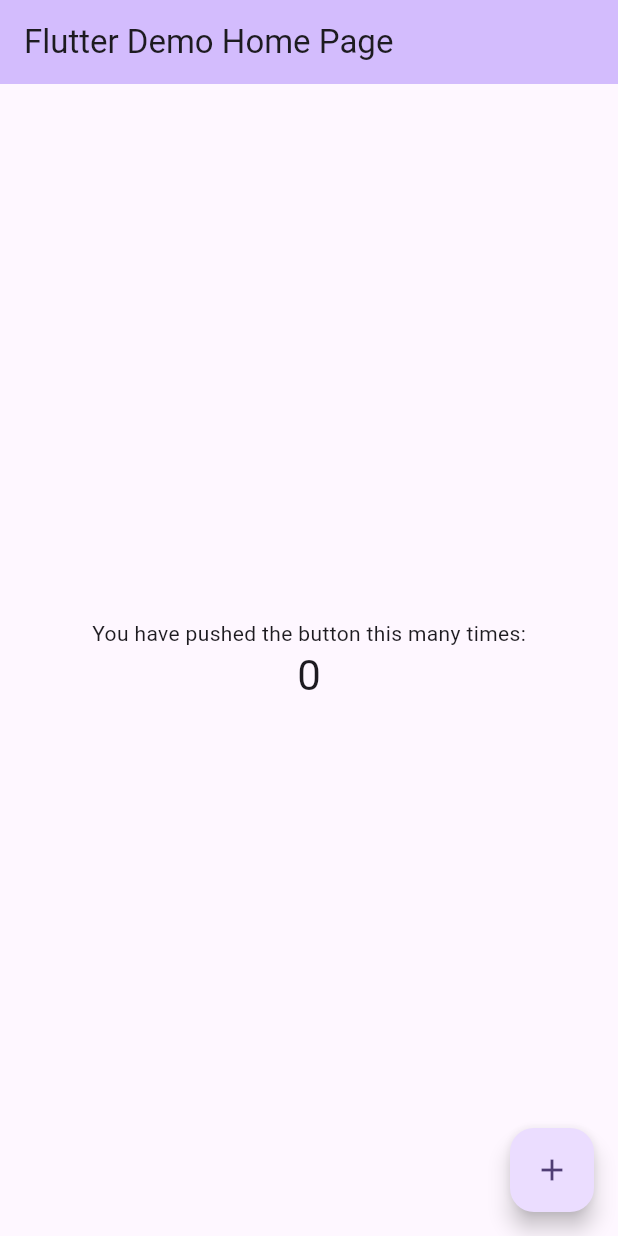
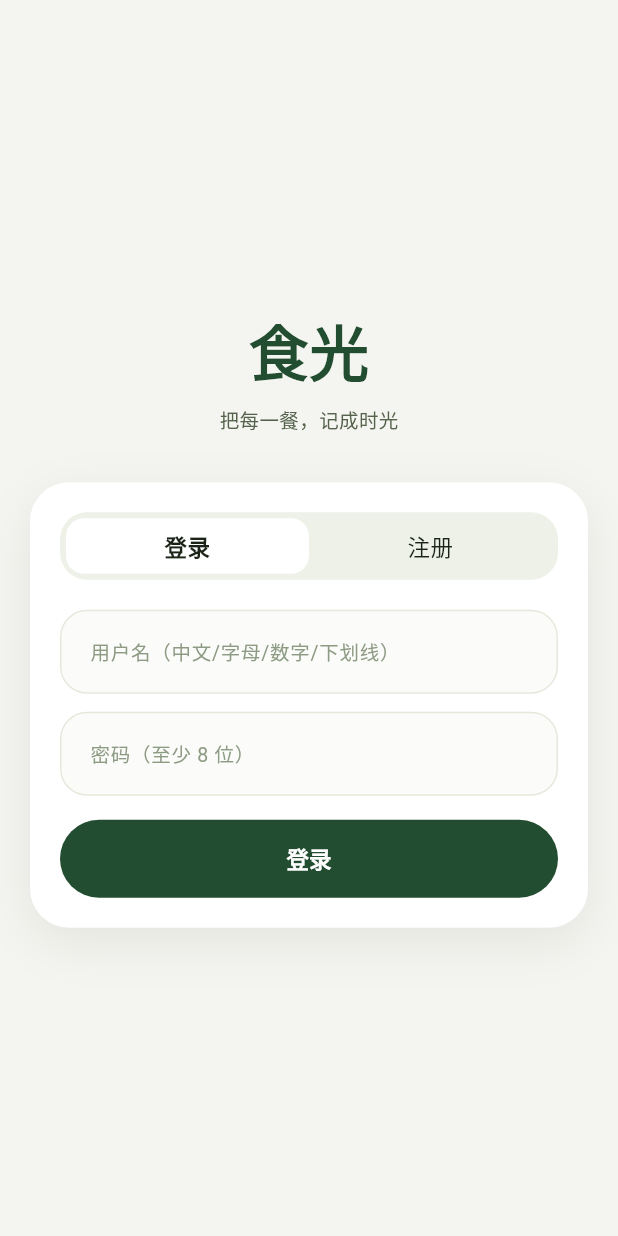
Before and after one commit to hdf-cmd/shiguang-health-diet, a Flutter app: the screen it shows after launch, on a phone screen of 412 x 824 dp. Run offline on Flutter 3.47's test engine with Material 3 defaults, Android fonts, the phone set to English and light mode, and no system bars.

Commit message:
feat: Flutter 登录页——模式切换/校验/错误行，validateAuth 供 M2 复用

```diff
--- /dev/null
+++ b/ShiguangFlutter/lib/features/auth/login_screen.dart
@@ -0,0 +1,116 @@
+// ShiguangFlutter/lib/features/auth/login_screen.dart
+import 'package:flutter/material.dart';
+import '../../app/theme.dart';
+
+/// M2 真实登录复用：返回 null 表示通过，否则为错误文案（与 H5 auth-error 行为一致）
+String? validateAuth({required bool isRegister, required String username, required String password}) {
+  if (username.trim().isEmpty) return '请输入用户名';
+  if (password.length < 8) return '密码至少 8 位';
+  return null;
+}
+
+class LoginScreen extends StatefulWidget {
+  const LoginScreen({super.key, this.onSubmit});
+  /// M2 注入真实登录；M1 为空 → 提交通过校验后弹占位 SnackBar
+  final Future<void> Function(String username, String password)? onSubmit;
+  @override
+  State<LoginScreen> createState() => _LoginScreenState();
+}
+
+class _LoginScreenState extends State<LoginScreen> {
+  bool _isRegister = false;
+  final _user = TextEditingController();
+  final _pass = TextEditingController();
+  String? _error;
+
+  Future<void> _submit() async {
+    final err = validateAuth(
+        isRegister: _isRegister, username: _user.text, password: _pass.text);
+    setState(() => _error = err);
+    if (err != null) return;
+    if (widget.onSubmit != null) {
+      await widget.onSubmit!(_user.text.trim(), _pass.text);
+    } else if (mounted) {
+      ScaffoldMessenger.of(context).showSnackBar(
+          const SnackBar(content: Text('M2 将接入真实登录')));
+    }
+  }
+
+  @override
+  Widget build(BuildContext context) {
+    return Scaffold(
+      body: SafeArea(child: Center(child: SingleChildScrollView(
+        padding: const EdgeInsets.symmetric(horizontal: Tokens.sp5),
+        child: Column(mainAxisSize: MainAxisSize.min, children: [
+          const Text('食光', style: TextStyle(
+              fontSize: 40, fontWeight: FontWeight.w800, color: Tokens.primaryDeep)),
+          const SizedBox(height: Tokens.sp2),
+          const Text('把每一餐，记成时光',
+              style: TextStyle(fontSize: Tokens.textSm, color: Tokens.ink2)),
+          const SizedBox(height: Tokens.sp8),
+          Container(
+            padding: const EdgeInsets.all(Tokens.sp5),
+            decoration: BoxDecoration(
+              color: Tokens.surface,
+              borderRadius: BorderRadius.circular(Tokens.radiusLg),
+              boxShadow: const [BoxShadow(color: Color(0x141C2418), blurRadius: 28, offset: Offset(0, 10))],
+            ),
+            child: Column(children: [
+              _modeSwitch(),
+              const SizedBox(height: Tokens.sp5),
+              TextField(
+                  controller: _user,
+                  maxLength: 28,
+                  decoration: const InputDecoration(
+                      hintText: '用户名（中文/字母/数字/下划线）', counterText: '')),
+              const SizedBox(height: Tokens.sp3),
+              TextField(
+                  controller: _pass,
+                  obscureText: true,
+                  onSubmitted: (_) => _submit(),
+                  decoration: const InputDecoration(hintText: '密码（至少 8 位）')),
+              if (_error != null)
+                Padding(
+                  padding: const EdgeInsets.only(top: Tokens.sp2),
+                  child: Text(_error!,
+                      style: const TextStyle(color: Tokens.danger, fontSize: Tokens.textSm)),
+                ),
+              const SizedBox(height: Tokens.sp4),
+              FilledButton(
+                  onPressed: _submit,
+                  child: Text(_isRegister ? '注册并进入' : '登录')),
+            ]),
+          ),
+        ]),
+      ))),
+    );
+  }
+
+  Widget _modeSwitch() {
+    return Container(
+      padding: const EdgeInsets.all(Tokens.sp1),
+      decoration: BoxDecoration(
+          color: Tokens.surfaceSoft, borderRadius: BorderRadius.circular(Tokens.radiusMd)),
+      child: Row(children: [
+        for (final (label, reg) in [('登录', false), ('注册', true)])
+          Expanded(
+            child: GestureDetector(
+              onTap: () => setState(() => _isRegister = reg),
+              child: AnimatedContainer(
+                duration: const Duration(milliseconds: 180),
+                padding: const EdgeInsets.symmetric(vertical: Tokens.sp2),
+                decoration: BoxDecoration(
+                    color: _isRegister == reg ? Tokens.surface : Colors.transparent,
+                    borderRadius: BorderRadius.circular(Tokens.radiusSm)),
+                child: Text(label,
+                    textAlign: TextAlign.center,
+                    style: TextStyle(
+                        fontWeight: _isRegister == reg ? FontWeight.w700 : FontWeight.w400,
+                        color: Tokens.ink)),
+              ),
+            ),
+          ),
+      ]),
+    );
+  }
+}
--- a/ShiguangFlutter/lib/main.dart
+++ b/ShiguangFlutter/lib/main.dart
@@ -1,122 +1,16 @@
+// ShiguangFlutter/lib/main.dart
 import 'package:flutter/material.dart';
+import 'app/theme.dart';
+import 'features/auth/login_screen.dart';
 
-void main() {
-  runApp(const MyApp());
+void main() => runApp(const ShiguangApp());
+
+class ShiguangApp extends StatelessWidget {
+  const ShiguangApp({super.key});
+  @override
+  Widget build(BuildContext context) => MaterialApp(
+        title: '食光',
+        theme: shiguangTheme(),
+        home: const LoginScreen(),
+      );
 }
-
-class MyApp extends StatelessWidget {
-  const MyApp({super.key});
-
-  // This widget is the root of your application.
-  @override
-  Widget build(BuildContext context) {
-    return MaterialApp(
-      title: 'Flutter Demo',
-      theme: ThemeData(
-        // This is the theme of your application.
-        //
-        // TRY THIS: Try running your application with "flutter run". You'll see
-        // the application has a purple toolbar. Then, without quitting the app,
-        // try changing the seedColor in the colorScheme below to Colors.green
-        // and then invoke "hot reload" (save your changes or press the "hot
-        // reload" button in a Flutter-supported IDE, or press "r" if you used
-        // the command line to start the app).
-        //
-        // Notice that the counter didn't reset back to zero; the application
-        // state is not lost during the reload. To reset the state, use hot
-        // restart instead.
-        //
-        // This works for code too, not just values: Most code changes can be
-        // tested with just a hot reload.
-        colorScheme: .fromSeed(seedColor: Colors.deepPurple),
-      ),
-      home: const MyHomePage(title: 'Flutter Demo Home Page'),
-    );
-  }
-}
-
-class MyHomePage extends StatefulWidget {
-  const MyHomePage({super.key, required this.title});
-
-  // This widget is the home page of your application. It is stateful, meaning
-  // that it has a State object (defined below) that contains fields that affect
-  // how it looks.
-
-  // This class is the configuration for the state. It holds the values (in this
-  // case the title) provided by the parent (in this case the App widget) and
-  // used by the build method of the State. Fields in a Widget subclass are
-  // always marked "final".
-
-  final String title;
-
-  @override
-  State<MyHomePage> createState() => _MyHomePageState();
-}
-
-class _MyHomePageState extends State<MyHomePage> {
-  int _counter = 0;
-
-  void _incrementCounter() {
-    setState(() {
-      // This call to setState tells the Flutter framework that something has
-      // changed in this State, which causes it to rerun the build method below
-      // so that the display can reflect the updated values. If we changed
-      // _counter without calling setState(), then the build method would not be
-      // called again, and so nothing would appear to happen.
-      _counter++;
-    });
-  }
-
-  @override
-  Widget build(BuildContext context) {
-    // This method is rerun every time setState is called, for instance as done
-    // by the _incrementCounter method above.
-    //
-    // The Flutter framework has been optimized to make rerunning build methods
-    // fast, so that you can just rebuild anything that needs updating rather
-    // than having to individually change instances of widgets.
-    return Scaffold(
-      appBar: AppBar(
-        // TRY THIS: Try changing the color here to a specific color (to
-        // Colors.amber, perhaps?) and trigger a hot reload to see the AppBar
-        // change color while the other colors stay the same.
-        backgroundColor: Theme.of(context).colorScheme.inversePrimary,
-        // Here we take the value from the MyHomePage object that was created by
-        // the App.build method, and use it to set our appbar title.
-        title: Text(widget.title),
-      ),
-      body: Center(
-        // Center is a layout widget. It takes a single child and positions it
-        // in the middle of the parent.
-        child: Column(
-          // Column is also a layout widget. It takes a list of children and
-          // arranges them vertically. By default, it sizes itself to fit its
-          // children horizontally, and tries to be as tall as its parent.
-          //
-          // Column has various properties to control how it sizes itself and
-          // how it positions its children. Here we use mainAxisAlignment to
-          // center the children vertically; the main axis here is the vertical
-          // axis because Columns are vertical (the cross axis would be
-          // horizontal).
-          //
-          // TRY THIS: Invoke "debug painting" (choose the "Toggle Debug Paint"
-          // action in the IDE, or press "p" in the console), to see the
-          // wireframe for each widget.
-          mainAxisAlignment: .center,
-          children: [
-            const Text('You have pushed the button this many times:'),
-            Text(
-              '$_counter',
-              style: Theme.of(context).textTheme.headlineMedium,
-            ),
-          ],
-        ),
-      ),
-      floatingActionButton: FloatingActionButton(
-        onPressed: _incrementCounter,
-        tooltip: 'Increment',
-        child: const Icon(Icons.add),
-      ),
-    );
-  }
-}
```
Also changed, not shown: 1 other file.
